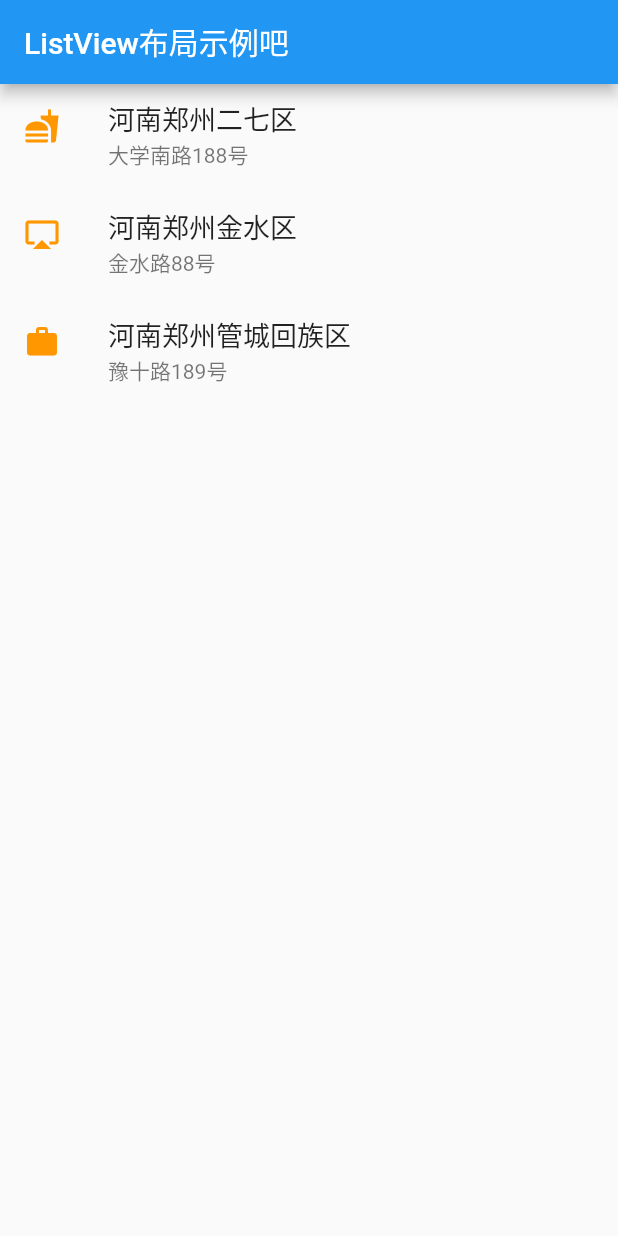
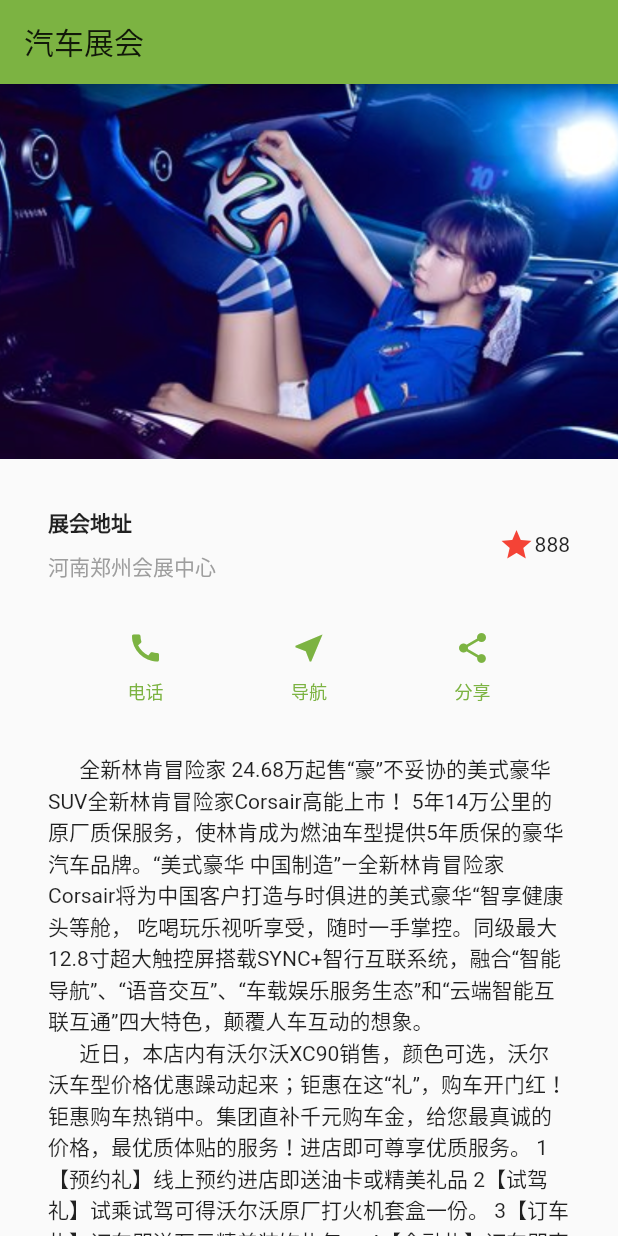
Before and after one commit to wwg90/flutter_study, a Flutter app: the screen it shows after launch, on a phone screen of 412 x 824 dp. Run offline on Flutter 3.47's test engine with Material 2 defaults, Android fonts, the phone set to English and light mode, and no system bars.

Commit message:
基本布局示例学习

```diff
--- /dev/null
+++ b/lib/layouts/example_page.dart
@@ -0,0 +1,170 @@
+import 'package:flutter/material.dart';
+
+class ExamplePageLayout extends StatelessWidget {
+  Widget addressContainer = Container(
+    padding: const EdgeInsets.all(32.0),
+    child: Row(
+      children: [
+        Expanded(
+          child: Column(
+            crossAxisAlignment: CrossAxisAlignment.start,
+            children: [
+              Container(
+                padding: const EdgeInsets.only(bottom: 8.0),
+                child: Text(
+                  '展会地址',
+                  style: TextStyle(fontWeight: FontWeight.bold),
+                ),
+              ),
+              Text(
+                '河南郑州会展中心',
+                style: TextStyle(color: Colors.grey[500]),
+              )
+            ],
+          ),
+        ),
+        Icon(
+          Icons.star,
+          color: Colors.red[500],
+        ),
+        Text('888')
+      ],
+    ),
+  );
+
+  Column buildButtonColumn(IconData icon, String label) {
+    return Column(
+      mainAxisSize: MainAxisSize.min,
+      mainAxisAlignment: MainAxisAlignment.center,
+      children: [
+        Icon(
+          icon,
+          color: Colors.lightGreen[600],
+        ),
+        Container(
+          margin: const EdgeInsets.only(top: 8.0),
+          child: Text(
+            label,
+            style: TextStyle(
+                fontSize: 12.0,
+                fontWeight: FontWeight.w400,
+                color: Colors.lightGreen[600]),
+          ),
+        )
+      ],
+    );
+  }
+
+  Widget buttonContainer = Container(
+    child: Row(
+      mainAxisAlignment: MainAxisAlignment.spaceEvenly,
+      children: [
+//        buildButtonColumn(Icons.call, '电话'),
+//        buildButtonColumn(Icons.near_me, '导航'),
+//        buildButtonColumn(Icons.share, '分享'),
+        Column(
+          mainAxisSize: MainAxisSize.min,
+          mainAxisAlignment: MainAxisAlignment.center,
+          children: [
+            Icon(
+              Icons.call,
+              color: Colors.lightGreen[600],
+            ),
+            Container(
+              margin: const EdgeInsets.only(top: 8.0),
+              child: Text(
+                '电话',
+                style: TextStyle(
+                    fontSize: 12.0,
+                    fontWeight: FontWeight.w400,
+                    color: Colors.lightGreen[600]),
+              ),
+            )
+          ],
+        ),
+        Column(
+          mainAxisSize: MainAxisSize.min,
+          mainAxisAlignment: MainAxisAlignment.center,
+          children: [
+            Icon(
+              Icons.near_me,
+              color: Colors.lightGreen[600],
+            ),
+            Container(
+              margin: const EdgeInsets.only(top: 8.0),
+              child: Text(
+                '导航',
+                style: TextStyle(
+                    fontSize: 12.0,
+                    fontWeight: FontWeight.w400,
+                    color: Colors.lightGreen[600]),
+              ),
+            )
+          ],
+        ),
+        Column(
+          mainAxisSize: MainAxisSize.min,
+          mainAxisAlignment: MainAxisAlignment.center,
+          children: [
+            Icon(
+              Icons.share,
+              color: Colors.lightGreen[600],
+            ),
+            Container(
+              margin: const EdgeInsets.only(top: 8.0),
+              child: Text(
+                '分享',
+                style: TextStyle(
+                    fontSize: 12.0,
+                    fontWeight: FontWeight.w400,
+                    color: Colors.lightGreen[600]),
+              ),
+            )
+          ],
+        )
+      ],
+    ),
+  );
+
+  Widget textContainer = Container(
+    padding: const EdgeInsets.all(32.0),
+    child: Text(
+      '''
+      全新林肯冒险家 24.68万起售“豪”不妥协的美式豪华SUV全新林肯冒险家Corsair高能上市！ 5年14万公里的原厂质保服务，使林肯成为燃油车型提供5年质保的豪华汽车品牌。“美式豪华 中国制造”—全新林肯冒险家Corsair将为中国客户打造与时俱进的美式豪华“智享健康头等舱， 吃喝玩乐视听享受，随时一手掌控。同级最大12.8寸超大触控屏搭载SYNC+智行互联系统，融合“智能导航”、“语音交互”、“车载娱乐服务生态”和“云端智能互联互通”四大特色，颠覆人车互动的想象。
+      近日，本店内有沃尔沃XC90销售，颜色可选，沃尔沃车型价格优惠躁动起来；钜惠在这“礼”，购车开门红！钜惠购车热销中。集团直补千元购车金，给您最真诚的价格，最优质体贴的服务！进店即可尊享优质服务。 1【预约礼】线上预约进店即送油卡或精美礼品 2【试驾礼】试乘试驾可得沃尔沃原厂打火机套盒一份。 3【订车礼】订车即送万元精美装饰礼包。 4【金融礼】订车即享20%首付，最高三年0息金融方案。 5【置换礼】置换最高可享23000元置换补贴。 6【转介绍礼】老客户成功介绍新客户订车，即可享受5000汇金币和油卡相送！让您安心又省心！
+      期待荣威全新车型的朋友们久等了！
+      新国潮智联网SUV荣威RX5 PLUS
+      凭借全方位PLUS的动力总成升级无愧为“车轮上的国潮”！
+      全新上市。即刻参与预定，即享超级福利——
+      整车终身质保承诺终身免费保养服务互联网车型终身免流量
+      以及30天无理由退车55元享上市5000元惊喜等你先享！
+      作为荣威品牌年轻化战略的首款车型
+      荣威RX5 PLUS拥有哪些超乎期待的实力呢？
+      一起先睹为快！
+      ''',
+      softWrap: true,
+    ),
+  );
+
+  @override
+  Widget build(BuildContext context) {
+    return Scaffold(
+      appBar: AppBar(
+        title: Text('汽车展会'),
+      ),
+      body: ListView(
+        children: [
+          Image.asset(
+            'images/cargril.png',
+            width: 600.0,
+            height: 250.0,
+            fit: BoxFit.cover,
+          ),
+          addressContainer,
+          buttonContainer,
+          textContainer
+        ],
+      ),
+    );
+  }
+}
--- a/lib/main.dart
+++ b/lib/main.dart
@@ -1,10 +1,6 @@
 import 'package:flutter/material.dart';
 
-import 'layouts/limitedbox_layout.dart';
-import 'layouts/aspectratio_layout.dart';
-import 'layouts/fractionallysizedbox_layout.dart';
-import 'layouts/listview_layout.dart';
-
+import 'layouts/example_page.dart';
 
 void main() => runApp(new MyApp());
 
@@ -12,9 +8,13 @@ class MyApp extends StatelessWidget {
   @override
   Widget build(BuildContext context) {
     return MaterialApp(
+      debugShowCheckedModeBanner: false,
       title: 'widget test',
-      theme: ThemeData.light(),
-      home: ListViewLayout(),
+      theme: ThemeData(
+          brightness: Brightness.light,
+          primaryColor: Colors.lightGreen[600],
+          accentColor: Colors.orange[600]),
+      home: ExamplePageLayout(),
     );
   }
 }
@@ -46,7 +46,6 @@ class GridViewTest extends StatelessWidget {
     );
   }
 }
-
 
 class RowTest extends StatelessWidget {
   @override
--- a/pubspec.yaml
+++ b/pubspec.yaml
@@ -58,6 +58,7 @@ flutter:
     - images/7.png
     - images/8.png
     - images/9.png
+    - images/cargril.png
 
   # An image asset can refer to one or more resolution-specific "variants", see
   # https://flutter.dev/assets-and-images/#resolution-aware.
```
Also changed, not shown: lib/layouts/baseline_layout.dart (added, +44 -0 lines), lib/layouts/gridview_layout.dart (added, +27 -0 lines), lib/layouts/offstage_layout.dart (added, +37 -0 lines), lib/layouts/table_layout.dart (added, +49 -0 lines), lib/layouts/transform_layout.dart (added, +26 -0 lines), lib/layouts/wrap_layout.dart (added, +54 -0 lines), images/cargril.png (added).
